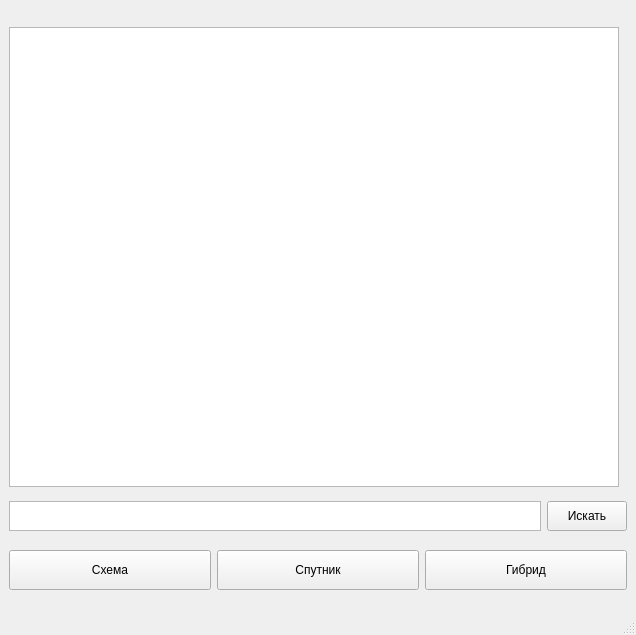
First picture: the form in ui/main.ui, repository Protocs/OkayMaps, before the edit.
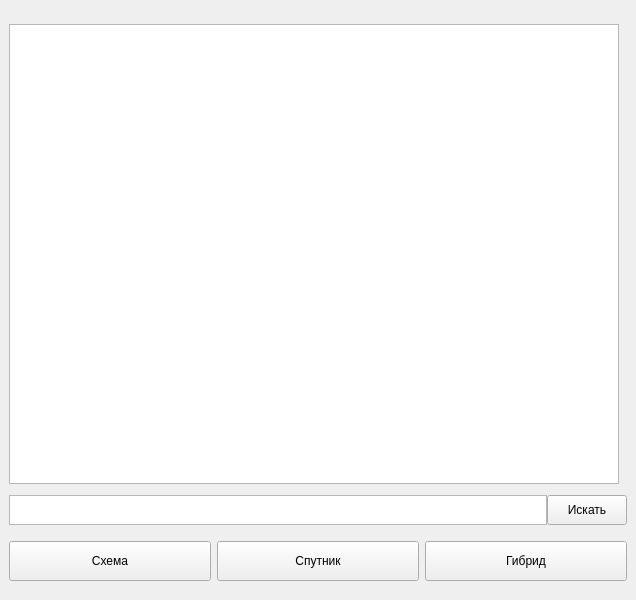
Second picture: the form after the edit.

Diff of the .ui file:
```diff
--- a/ui/main.ui
+++ b/ui/main.ui
@@ -7,7 +7,7 @@
     <x>0</x>
     <y>0</y>
     <width>636</width>
-    <height>635</height>
+    <height>600</height>
    </rect>
   </property>
   <property name="minimumSize">
@@ -26,8 +26,8 @@
    <string>MainWindow</string>
   </property>
   <widget class="QWidget" name="centralwidget">
-   <layout class="QGridLayout" name="gridLayout">
-    <item row="0" column="0">
+   <layout class="QVBoxLayout" name="verticalLayout">
+    <item>
      <widget class="QGraphicsView" name="map">
       <property name="minimumSize">
        <size>
@@ -43,8 +43,11 @@
       </property>
      </widget>
     </item>
-    <item row="1" column="0">
+    <item>
      <layout class="QHBoxLayout" name="horizontalLayout">
+      <property name="spacing">
+       <number>0</number>
+      </property>
       <item>
        <widget class="QTextEdit" name="search_text">
         <property name="maximumSize">
@@ -76,7 +79,7 @@
       </item>
      </layout>
     </item>
-    <item row="2" column="0">
+    <item>
      <layout class="QHBoxLayout" name="horizontalLayout_3">
       <item>
        <widget class="QPushButton" name="scheme_btn">
@@ -121,17 +124,6 @@
     </item>
    </layout>
   </widget>
-  <widget class="QMenuBar" name="menubar">
-   <property name="geometry">
-    <rect>
-     <x>0</x>
-     <y>0</y>
-     <width>636</width>
-     <height>26</height>
-    </rect>
-   </property>
-  </widget>
-  <widget class="QStatusBar" name="statusbar"/>
  </widget>
  <resources/>
  <connections/>
```
Left out of the diff: 2 changed lines with no effect on the pictures.
